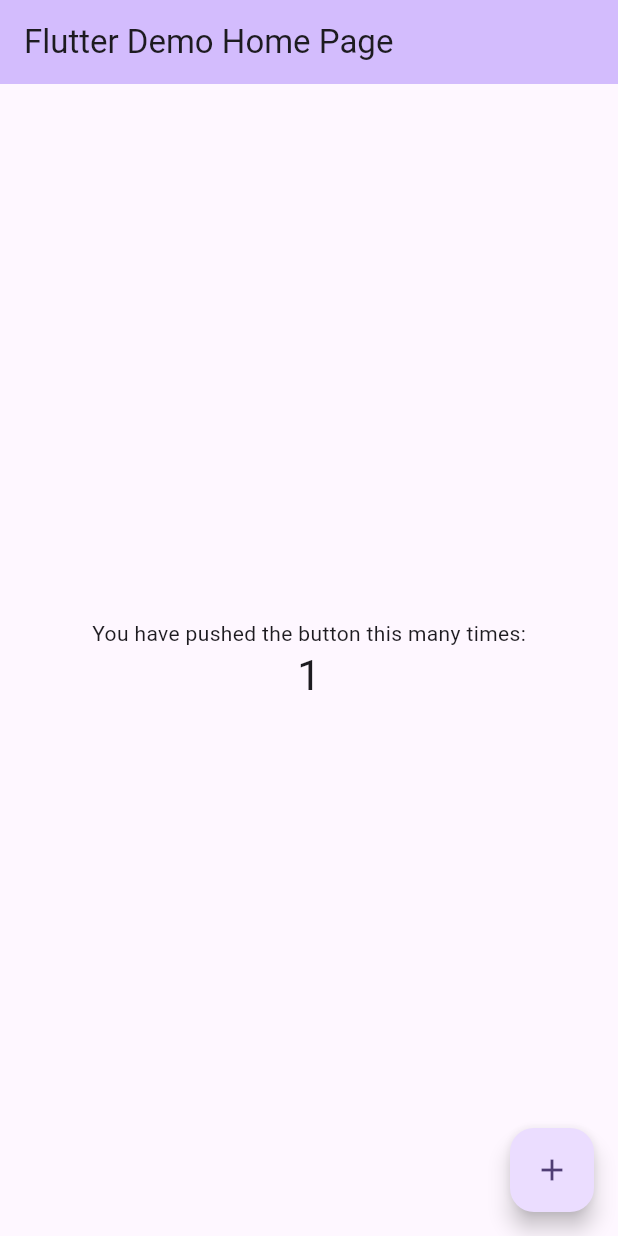
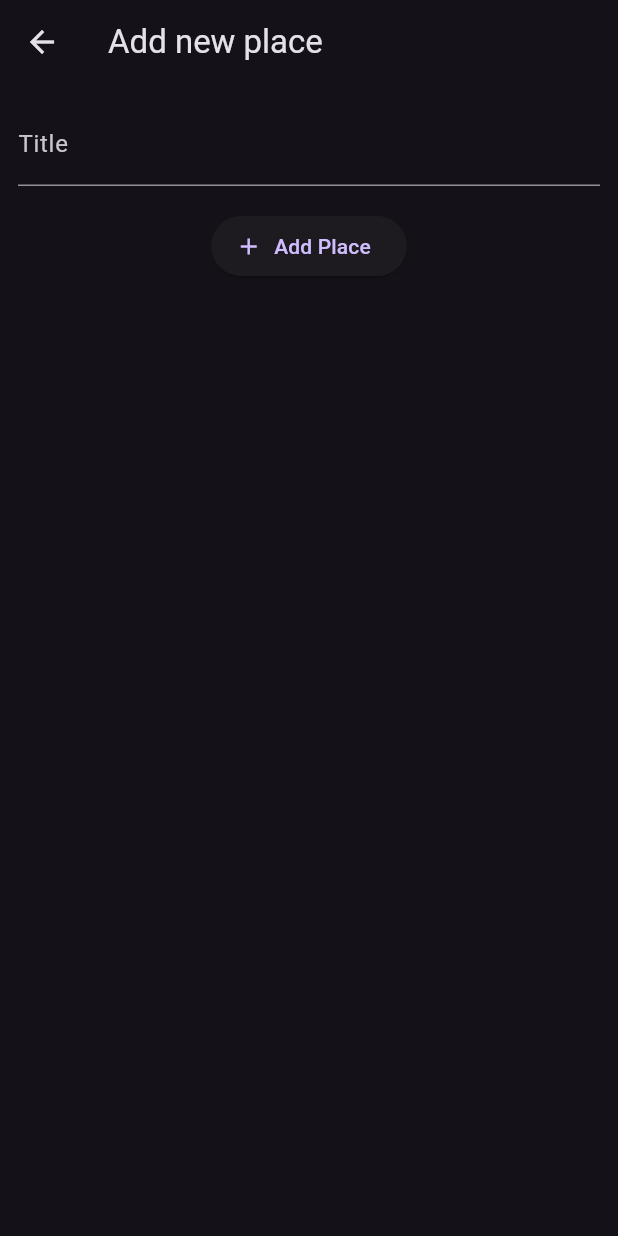
Before and after one commit to Seth-Browning/Mobile-App-Development-App-6, a Flutter app: the screen it shows after launch, after a tap on the "add" icon, on a phone screen of 412 x 824 dp. Run offline on Flutter 3.47's test engine with Material 3 defaults, Android fonts, the phone set to English and light mode, and no system bars; our stand-ins replace flutter_riverpod, google_fonts.

Commit message:
Added basic functionality.

```diff
--- a/lib/main.dart
+++ b/lib/main.dart
@@ -1,122 +1,45 @@
 import 'package:flutter/material.dart';
+import 'package:flutter_riverpod/flutter_riverpod.dart';
+
+import 'package:google_fonts/google_fonts.dart';
+import 'package:places/screens/places.dart';
+
+final colorScheme = ColorScheme.fromSeed(
+  brightness: Brightness.dark,
+  seedColor: const Color.fromARGB(255, 102, 6, 247),
+  background: const Color.fromARGB(255, 56, 49, 66),
+);
+
+final theme = ThemeData(
+  useMaterial3: true,
+  scaffoldBackgroundColor: colorScheme.surface,
+  colorScheme: colorScheme,
+  // textTheme: GoogleFonts.ubuntuCondensedTextTheme().copyWith(
+  //   titleSmall: GoogleFonts.ubuntuCondensed(
+  //     fontWeight: FontWeight.bold,
+  //   ),
+  //   titleMedium: GoogleFonts.ubuntuCondensed(
+  //     fontWeight: FontWeight.bold,
+  //   ),
+  //   titleLarge: GoogleFonts.ubuntuCondensed(
+  //     fontWeight: FontWeight.bold,
+  //   ),
+  // ),
+);
 
 void main() {
-  runApp(const MyApp());
+  runApp(ProviderScope(child: const MyApp()));
 }
 
 class MyApp extends StatelessWidget {
-  const MyApp({super.key});
+  const MyApp({Key? key}) : super(key: key);
 
-  // This widget is the root of your application.
   @override
   Widget build(BuildContext context) {
     return MaterialApp(
-      title: 'Flutter Demo',
-      theme: ThemeData(
-        // This is the theme of your application.
-        //
-        // TRY THIS: Try running your application with "flutter run". You'll see
-        // the application has a purple toolbar. Then, without quitting the app,
-        // try changing the seedColor in the colorScheme below to Colors.green
-        // and then invoke "hot reload" (save your changes or press the "hot
-        // reload" button in a Flutter-supported IDE, or press "r" if you used
-        // the command line to start the app).
-        //
-        // Notice that the counter didn't reset back to zero; the application
-        // state is not lost during the reload. To reset the state, use hot
-        // restart instead.
-        //
-        // This works for code too, not just values: Most code changes can be
-        // tested with just a hot reload.
-        colorScheme: .fromSeed(seedColor: Colors.deepPurple),
-      ),
-      home: const MyHomePage(title: 'Flutter Demo Home Page'),
+      title: 'Great Places',
+      theme: theme,
+      home: PlacesScreen(),
     );
   }
 }
-
-class MyHomePage extends StatefulWidget {
-  const MyHomePage({super.key, required this.title});
-
-  // This widget is the home page of your application. It is stateful, meaning
-  // that it has a State object (defined below) that contains fields that affect
-  // how it looks.
-
-  // This class is the configuration for the state. It holds the values (in this
-  // case the title) provided by the parent (in this case the App widget) and
-  // used by the build method of the State. Fields in a Widget subclass are
-  // always marked "final".
-
-  final String title;
-
-  @override
-  State<MyHomePage> createState() => _MyHomePageState();
-}
-
-class _MyHomePageState extends State<MyHomePage> {
-  int _counter = 0;
-
-  void _incrementCounter() {
-    setState(() {
-      // This call to setState tells the Flutter framework that something has
-      // changed in this State, which causes it to rerun the build method below
-      // so that the display can reflect the updated values. If we changed
-      // _counter without calling setState(), then the build method would not be
-      // called again, and so nothing would appear to happen.
-      _counter++;
-    });
-  }
-
-  @override
-  Widget build(BuildContext context) {
-    // This method is rerun every time setState is called, for instance as done
-    // by the _incrementCounter method above.
-    //
-    // The Flutter framework has been optimized to make rerunning build methods
-    // fast, so that you can just rebuild anything that needs updating rather
-    // than having to individually change instances of widgets.
-    return Scaffold(
-      appBar: AppBar(
-        // TRY THIS: Try changing the color here to a specific color (to
-        // Colors.amber, perhaps?) and trigger a hot reload to see the AppBar
-        // change color while the other colors stay the same.
-        backgroundColor: Theme.of(context).colorScheme.inversePrimary,
-        // Here we take the value from the MyHomePage object that was created by
-        // the App.build method, and use it to set our appbar title.
-        title: Text(widget.title),
-      ),
-      body: Center(
-        // Center is a layout widget. It takes a single child and positions it
-        // in the middle of the parent.
-        child: Column(
-          // Column is also a layout widget. It takes a list of children and
-          // arranges them vertically. By default, it sizes itself to fit its
-          // children horizontally, and tries to be as tall as its parent.
-          //
-          // Column has various properties to control how it sizes itself and
-          // how it positions its children. Here we use mainAxisAlignment to
-          // center the children vertically; the main axis here is the vertical
-          // axis because Columns are vertical (the cross axis would be
-          // horizontal).
-          //
-          // TRY THIS: Invoke "debug painting" (choose the "Toggle Debug Paint"
-          // action in the IDE, or press "p" in the console), to see the
-          // wireframe for each widget.
-          mainAxisAlignment: .center,
-          children: [
-            const Text('You have pushed the button this many times:'),
-            Text(
-              '$_counter',
-              style: Theme.of(context).textTheme.headlineMedium,
-            ),
-          ],
-        ),
-      ),
-      floatingActionButton: FloatingActionButton(
-        onPressed: _incrementCounter,
-        tooltip: 'Increment',
-        child: const Icon(Icons.add),
-      ),
-    );
-  }
-}
--- /dev/null
+++ b/lib/models/place.dart
@@ -0,0 +1,12 @@
+
+import 'package:uuid/uuid.dart';
+
+const uuid = Uuid();
+
+class Place {
+
+  final String id;
+  final String title;
+
+  Place({required this.title}) : id = uuid.v4();
+}
--- /dev/null
+++ b/lib/providers/user_places.dart
@@ -0,0 +1,15 @@
+import 'package:flutter_riverpod/flutter_riverpod.dart';
+import 'package:flutter_riverpod/legacy.dart';
+import 'package:places/models/place.dart';
+
+class UserPlacesNotifier extends StateNotifier<List<Place>> {
+  UserPlacesNotifier() : super(const []);
+
+  void addPlace(String title) {
+    final newPlace = Place(title: title);
+
+    state = [...state, newPlace];
+  }
+}
+
+final userPlacesProvider = StateNotifierProvider<UserPlacesNotifier, List<Place>>((red) => UserPlacesNotifier());
--- /dev/null
+++ b/lib/screens/add_place.dart
@@ -0,0 +1,54 @@
+import 'package:flutter/material.dart';
+import 'package:flutter_riverpod/flutter_riverpod.dart';
+import 'package:places/providers/user_places.dart';
+
+class AddPlaceScreen extends ConsumerStatefulWidget {
+  const AddPlaceScreen({super.key});
+
+  @override
+  ConsumerState<AddPlaceScreen> createState() => _AddPlaceScreenState();
+}
+
+class _AddPlaceScreenState extends ConsumerState<AddPlaceScreen> {
+  final _titleController = TextEditingController();
+
+  @override
+  void dispose() {
+    _titleController.dispose();
+
+    super.dispose();
+  }
+
+  void _savePlace() {
+    final enteredTitle = _titleController.text;
+    if(enteredTitle.isEmpty) return;
+
+    ref.read(userPlacesProvider.notifier).addPlace(enteredTitle);
+    Navigator.of(context).pop();
+  }
+
+  @override
+  Widget build(BuildContext context) {
+    return Scaffold(
+      appBar: AppBar(title: Text('Add new place')),
+      body: SingleChildScrollView(
+        padding: EdgeInsets.all(12),
+        child: Column(
+          children: [
+            TextField(
+              decoration: InputDecoration(label: Text('Title')),
+              controller: _titleController,
+              style: TextStyle(color: Theme.of(context).colorScheme.onBackground)
+            ),
+            SizedBox(height: 16),
+            ElevatedButton.icon(
+              icon: Icon(Icons.add),
+              onPressed: _savePlace,
+              label: Text('Add Place'),
+            ),
+          ],
+        ),
+      ),
+    );
+  }
+}
--- /dev/null
+++ b/lib/screens/place_detail.dart
@@ -0,0 +1,22 @@
+import 'package:flutter/material.dart';
+import 'package:places/models/place.dart';
+
+class PlaceDetailScreen extends StatelessWidget {
+  final Place place;
+
+  const PlaceDetailScreen({super.key, required this.place});
+
+  @override
+  Widget build(BuildContext context) {
+    return Scaffold(
+      appBar: AppBar(title: Text(place.title)),
+      body: Center(
+        child: Text(
+          place.title,
+          style: Theme.of(context).textTheme.bodyLarge!
+              .copyWith(color: Theme.of(context).colorScheme.onBackground),
+          )
+      ),
+    );
+  }
+}
--- /dev/null
+++ b/lib/screens/places.dart
@@ -0,0 +1,31 @@
+import 'package:flutter/material.dart';
+import 'package:flutter_riverpod/flutter_riverpod.dart';
+import 'package:places/providers/user_places.dart';
+import 'package:places/screens/add_place.dart';
+import 'package:places/widgets/places_list.dart';
+
+class PlacesScreen extends ConsumerWidget {
+  const PlacesScreen({super.key});
+
+  @override
+  Widget build(BuildContext context, WidgetRef ref) {
+
+    final userPlaces = ref.watch(userPlacesProvider);
+
+    return Scaffold(
+      appBar: AppBar(
+        title: const Text('Your Placed'),
+        actions: [
+          IconButton(
+            icon: Icon(Icons.add),
+            onPressed: () {
+              Navigator.of(context)
+                  .push(MaterialPageRoute(builder: (ctx) => AddPlaceScreen()));
+            },
+          ),
+        ],
+      ),
+      body: PlacesList(places: userPlaces),
+    );
+  }
+}
--- /dev/null
+++ b/lib/widgets/places_list.dart
@@ -0,0 +1,40 @@
+import 'package:flutter/material.dart';
+import 'package:places/models/place.dart';
+import 'package:places/screens/place_detail.dart';
+
+class PlacesList extends StatelessWidget {
+  final List<Place> places;
+
+  const PlacesList({super.key, required this.places});
+
+  @override
+  Widget build(BuildContext context) {
+    if (places.isEmpty) {
+      return Center(
+        child: Text(
+          'No places added yet',
+          style: Theme.of(context).textTheme.bodyLarge!
+              .copyWith(color: Theme.of(context).colorScheme.onBackground),
+        ),
+      );
+    }
+
+    return ListView.builder(
+      itemCount: places.length,
+      itemBuilder: (ctx, index) => ListTile(
+        title: Text(
+          places[index].title,
+          style: Theme.of(context).textTheme.titleMedium!
+              .copyWith(color: Theme.of(context).colorScheme.onBackground),
+        ),
+        onTap: () {
+          Navigator.of(context).push(
+            MaterialPageRoute(
+              builder: (ctx) => PlaceDetailScreen(place: places[index]),
+            ),
+          );
+        },
+      ),
+    );
+  }
+}
--- a/pubspec.yaml
+++ b/pubspec.yaml
@@ -34,6 +34,9 @@ dependencies:
   # The following adds the Cupertino Icons font to your application.
   # Use with the CupertinoIcons class for iOS style icons.
   cupertino_icons: ^1.0.8
+  google_fonts: ^9.0.0
+  uuid: ^4.6.0
+  flutter_riverpod: ^3.4.3
 
 dev_dependencies:
   flutter_test:
```
Also changed, not shown: pubspec.lock, 3 other files.
